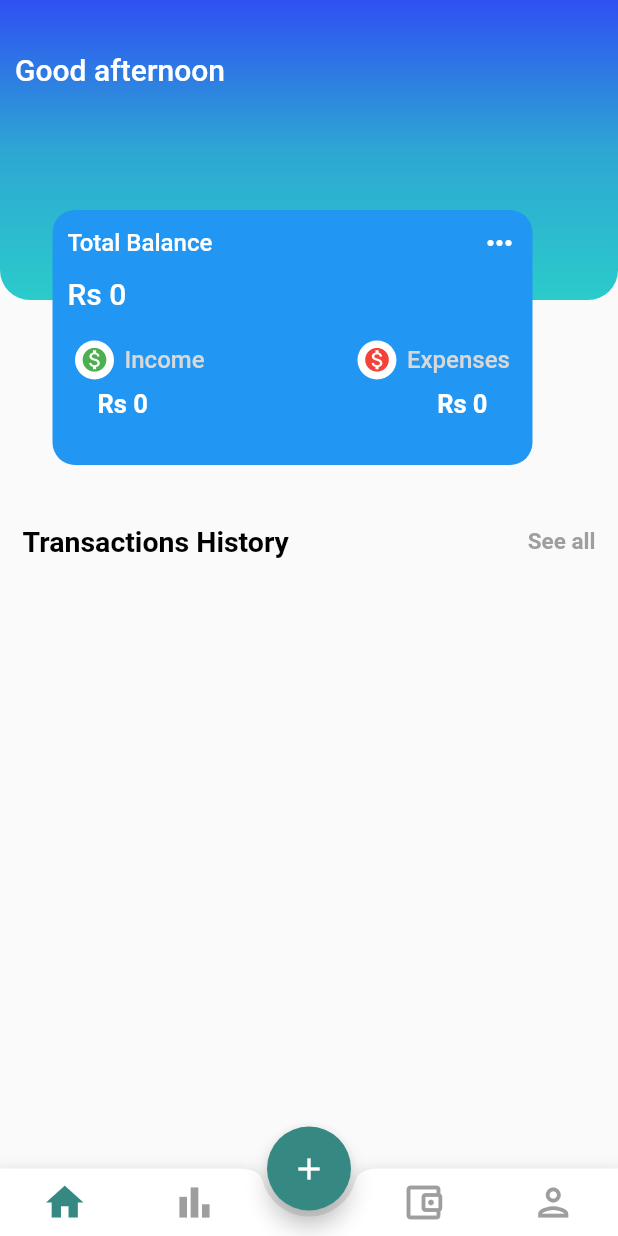
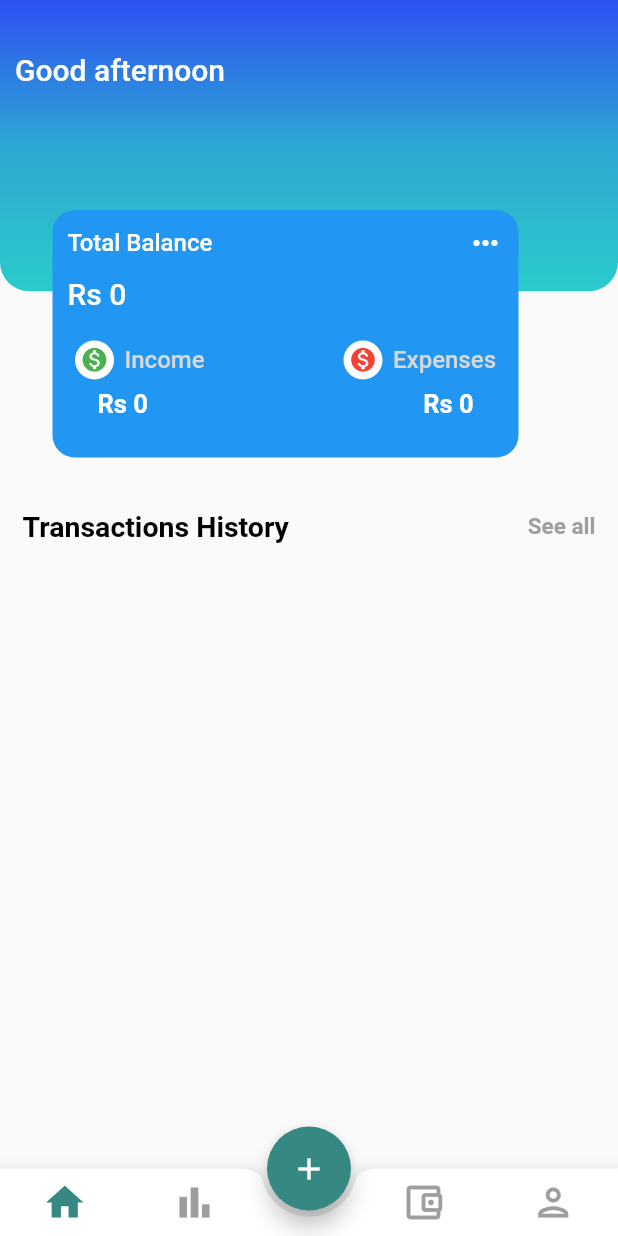
Before and after one commit to Abhinav1-Kumar/Expense-Manager, a Flutter app: the HomeScreen screen opened directly, on a phone screen of 412 x 824 dp. Run offline on Flutter 3.47's test engine with Material 2 defaults, Android fonts, the phone set to English and light mode, and no system bars; our stand-ins replace cloud_firestore, date_format, firebase_auth, firebase_core, syncfusion_flutter_charts; accounts and stored records are empty.

Commit message:
Minor warnings fixed

```diff
--- a/lib/main.dart
+++ b/lib/main.dart
@@ -1,6 +1,5 @@
 import 'package:expense_manager/firebase_options.dart';
 import 'package:expense_manager/screens/sign_in_screen.dart';
-import 'package:expense_manager/widgets/bottom_nav_bar.dart';
 import 'package:firebase_core/firebase_core.dart';
 import 'package:flutter/material.dart';
 
--- a/lib/screens/analysis.dart
+++ b/lib/screens/analysis.dart
@@ -6,8 +6,9 @@ import 'package:firebase_auth/firebase_auth.dart';
 import 'package:flutter/cupertino.dart';
 import 'package:flutter/material.dart';
 import 'package:date_format/date_format.dart';
+// import 'package:flutter_screenutil/flutter_screenutil.dart';
 import 'package:syncfusion_flutter_charts/charts.dart';
-
+import '';
 import '../data/top.dart';
 import '../main.dart';
 import 'add_trans.dart';
--- a/lib/screens/home_screen.dart
+++ b/lib/screens/home_screen.dart
@@ -3,9 +3,9 @@ import 'dart:async';
 
 import 'package:cloud_firestore/cloud_firestore.dart';
 import 'package:expense_manager/screens/analysis.dart';
-import 'package:expense_manager/widgets/bottom_nav_bar.dart';
 import 'package:firebase_auth/firebase_auth.dart';
 import 'package:flutter/material.dart';
+// import 'package:flutter_screenutil/flutter_screenutil.dart';
 
 import '../data/class.dart';
 import '../data/database.dart';
@@ -52,6 +52,8 @@ class _HomeScreenState extends State<HomeScreen> {
 
   @override
   Widget build(BuildContext context) {
+    double h=800/MediaQuery.of(context).size.height;
+    double w=800/MediaQuery.of(context).size.height;
     return StreamBuilder(
         stream: FirebaseFirestore
             .instance
@@ -79,7 +81,7 @@ class _HomeScreenState extends State<HomeScreen> {
               body: CustomScrollView(
                 physics: BouncingScrollPhysics(),
                 slivers: [
-                  head(snapshot),
+                  head(snapshot,h,w),
                   mid(),
                   SliverList(
                     delegate: SliverChildBuilderDelegate(
@@ -192,17 +194,17 @@ class _HomeScreenState extends State<HomeScreen> {
   }
 
 
-  SliverToBoxAdapter head(AsyncSnapshot snapshot){
+  SliverToBoxAdapter head(AsyncSnapshot snapshot,double h,double w){
     return SliverToBoxAdapter(
       child: Container(
-        height: 350,
+        height: 350*h,
         child: Stack(
           children: [
             Column(
               children: [
                 Container(
                   width: MediaQuery.of(context).size.width,
-                  height:200,
+                  height:200*h,
                   decoration: BoxDecoration(
                     gradient: LinearGradient(colors: [
                       Color.fromRGBO(47, 80, 243, 1.0),
@@ -210,8 +212,8 @@ class _HomeScreenState extends State<HomeScreen> {
                       Color.fromRGBO(43, 203, 203, 1.0),
                     ], begin: Alignment.topCenter, end: Alignment.bottomCenter),
                     borderRadius: BorderRadius.only(
-                      bottomLeft: Radius.circular(20),
-                      bottomRight: Radius.circular(20),
+                      bottomLeft: Radius.circular(20*h),
+                      bottomRight: Radius.circular(20*h),
                     ),
                   ),
                   child: Stack(
@@ -249,8 +251,8 @@ class _HomeScreenState extends State<HomeScreen> {
               top: 140,
               left: 35,
               child: Container(
-                height: 170,
-                width: 320,
+                height: 170*h,
+                width: 320*w,
                 decoration: BoxDecoration(
                   color: Colors.blue,
                   borderRadius: BorderRadius.circular(15),
--- a/lib/screens/sign_in_screen.dart
+++ b/lib/screens/sign_in_screen.dart
@@ -1,7 +1,6 @@
 import 'dart:core';
 
 import 'package:expense_manager/screens/analysis.dart';
-import 'package:expense_manager/widgets/bottom_nav_bar.dart';
 import 'package:firebase_auth/firebase_auth.dart';
 import 'package:flutter/material.dart';
 
--- a/lib/screens/sign_up_screen.dart
+++ b/lib/screens/sign_up_screen.dart
@@ -1,6 +1,5 @@
 import 'package:expense_manager/data/database.dart';
 import 'package:expense_manager/screens/home_screen.dart';
-import 'package:expense_manager/widgets/bottom_nav_bar.dart';
 // import 'package:expense_manager/screens/sign_in_screen.dart';
 import 'package:firebase_auth/firebase_auth.dart';
 import 'package:flutter/material.dart';
--- a/pubspec.yaml
+++ b/pubspec.yaml
@@ -41,6 +41,7 @@ dependencies:
   date_format: ^2.0.7
   syncfusion_flutter_charts: ^20.2.44
   cloud_firestore: ^4.8.1
+  flutter_screenutil: ^5.7.0
 dev_dependencies:
   flutter_test:
     sdk: flutter
```
Also changed, not shown: pubspec.lock.
